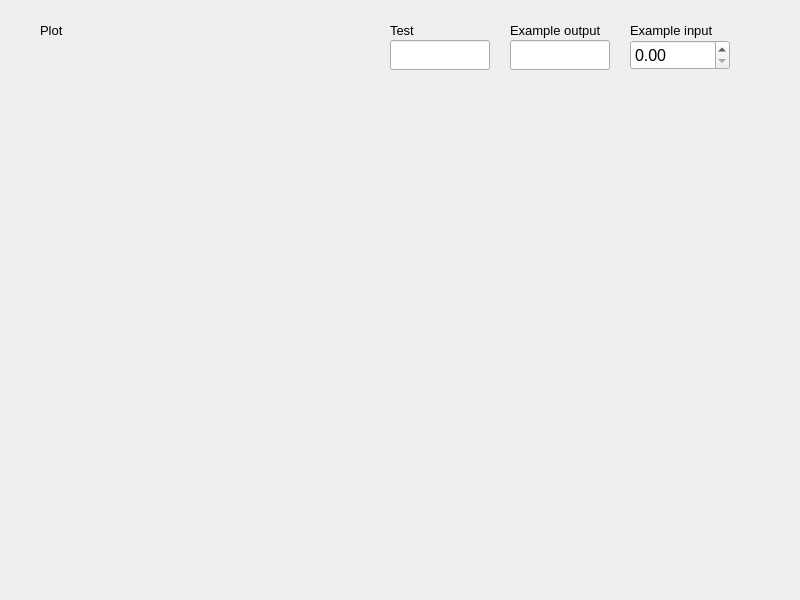
This is GUI/program.ui in eric5512/VDAS as Qt 5 draws it before an edit. The edited form follows.
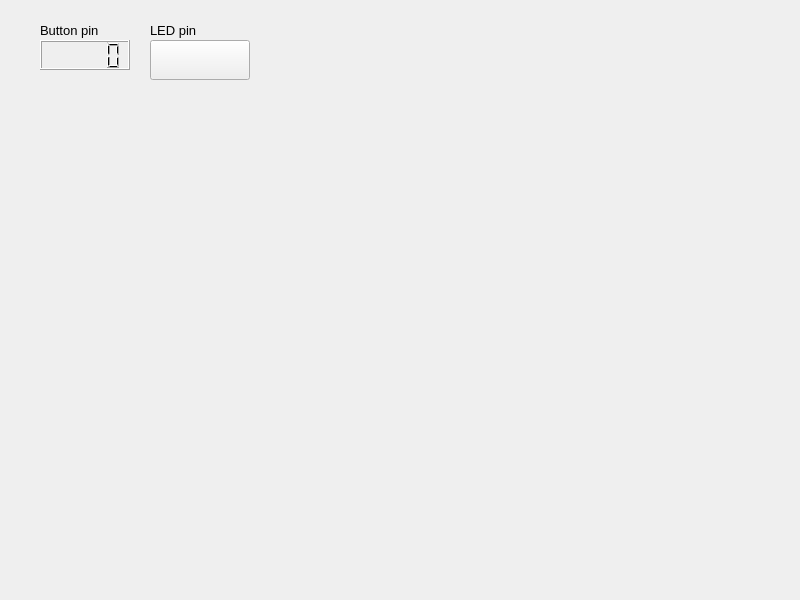
This is the edited form. Custom widgets are drawn as their Qt base class.

What changed in the file:
```diff
--- a/GUI/program.ui
+++ b/GUI/program.ui
@@ -13,13 +13,13 @@
   <property name="windowTitle">
    <string>Program</string>
   </property>
-  <widget class="QWidget" name="centralwidget"><widget class="PlotWidget" name="p">
+  <widget class="QWidget" name="centralwidget"><widget class="QLCDNumber" name="output">
 <property name="geometry">
  <rect>
   <x>40</x>
   <y>40</y>
-  <width>330</width>
-  <height>280</height>
+  <width>90</width>
+  <height>30</height>
  </rect>
 </property><property name="source" stdset="0">
 <string>self.find("ni")</string>
@@ -37,21 +37,21 @@
  <pointsize>10</pointsize>
 </font>
 </property><property name="text">
-<string>Plot</string>
+<string>Button pin</string>
 </property>
-</widget><widget class="QLineEdit" name="no2">
+</widget><widget class="QPushButton" name="input">
 <property name="geometry">
  <rect>
-  <x>390</x>
+  <x>150</x>
   <y>40</y>
   <width>100</width>
-  <height>30</height>
+  <height>40</height>
  </rect>
 </property><property name="font">
 <font>
  <pointsize>12</pointsize>
 </font>
-</property><property name="readOnly">
+</property><property name="checkable">
 <bool>true</bool>
 </property><property name="source" stdset="0">
 <string>5.000000</string>
@@ -59,7 +59,7 @@
 </widget><widget class="QLabel" name="label_2">
 <property name="geometry">
  <rect>
-  <x>390</x>
+  <x>150</x>
   <y>20</y>
   <width>170</width>
   <height>20</height>
@@ -69,70 +69,10 @@
  <pointsize>10</pointsize>
 </font>
 </property><property name="text">
-<string>Test</string>
+<string>LED pin</string>
 </property>
-</widget><widget class="QLineEdit" name="no">
-<property name="geometry">
- <rect>
-  <x>510</x>
-  <y>40</y>
-  <width>100</width>
-  <height>30</height>
- </rect>
-</property><property name="font">
-<font>
- <pointsize>12</pointsize>
-</font>
-</property><property name="readOnly">
-<bool>true</bool>
-</property><property name="source" stdset="0">
-<string>(5.000000*(self.find("ni")+1.000000))</string>
-</property>
-</widget><widget class="QLabel" name="label_3">
-<property name="geometry">
- <rect>
-  <x>510</x>
-  <y>20</y>
-  <width>170</width>
-  <height>20</height>
- </rect>
-</property><property name="font">
-<font>
- <pointsize>10</pointsize>
-</font>
-</property><property name="text">
-<string>Example output</string>
-</property>
-</widget><widget class="QDoubleSpinBox" name="ni">
-<property name="geometry">
- <rect>
-  <x>630</x>
-  <y>40</y>
-  <width>100</width>
-  <height>30</height>
- </rect>
-</property><property name="font">
-<font>
- <pointsize>12</pointsize>
-</font>
-</property>
-</widget><widget class="QLabel" name="label_4">
-<property name="geometry">
- <rect>
-  <x>630</x>
-  <y>20</y>
-  <width>170</width>
-  <height>20</height>
- </rect>
-</property><property name="font">
-<font>
- <pointsize>10</pointsize>
-</font>
-</property><property name="text">
-<string>Example input</string>
-</property>
-</widget><property name="DAC0" stdset="0">
-<string>(0b0100 &lt;&lt; 12 + (int((self.find("ni")+10)/20) &#38; 0b111111111111)).to_bytes(2, 'big')</string>
+</widget><property name="DO0" stdset="0">
+<string>((0b001000 &lt;&lt; 2) + (0b10 if self.__find("input") else 0b00)).to_bytes(1, 'big')</string>
 </property></widget>
 </widget>
 <customwidgets>
```
Left out of the diff: 4 changed lines with no effect on the pictures.
